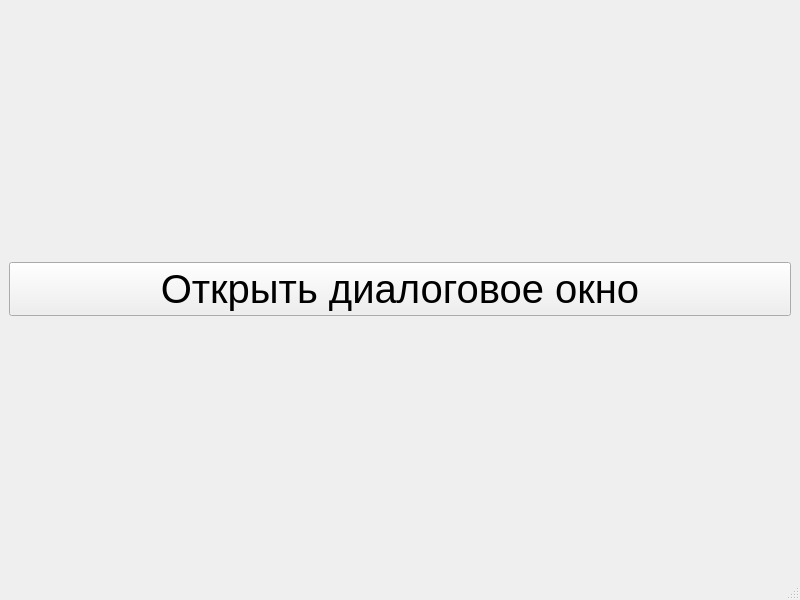
The window that mainwindow.ui (Alisa379/tasks) describes before a commit, drawn with Qt 5.
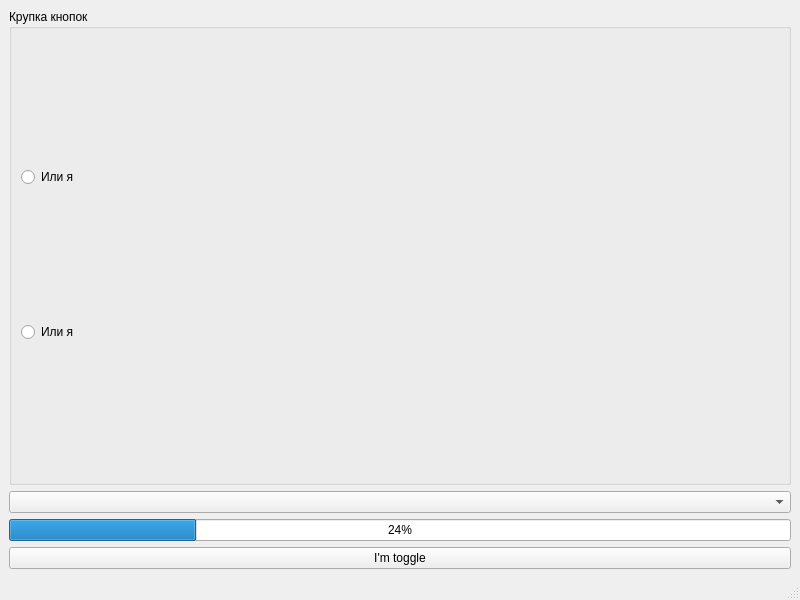
The same window after the commit.

Diff of the .ui file:
```diff
--- a/mainwindow.ui
+++ b/mainwindow.ui
@@ -14,22 +14,44 @@
    <string>MainWindow</string>
   </property>
   <widget class="QWidget" name="centralwidget">
-   <layout class="QGridLayout" name="gridLayout">
-    <item row="0" column="0">
-     <widget class="QPushButton" name="pushButton">
-      <property name="font">
-       <font>
-        <pointsize>30</pointsize>
-       </font>
+   <layout class="QVBoxLayout" name="verticalLayout_2">
+    <item>
+     <widget class="QGroupBox" name="grp_box">
+      <property name="title">
+       <string>Крупка кнопок</string>
       </property>
-      <property name="layoutDirection">
-       <enum>Qt::LeftToRight</enum>
+      <layout class="QVBoxLayout" name="verticalLayout">
+       <item>
+        <widget class="QRadioButton" name="rd_butt1">
+         <property name="text">
+          <string>Или я</string>
+         </property>
+        </widget>
+       </item>
+       <item>
+        <widget class="QRadioButton" name="rd_butt2">
+         <property name="text">
+          <string>Или я</string>
+         </property>
+        </widget>
+       </item>
+      </layout>
+     </widget>
+    </item>
+    <item>
+     <widget class="QComboBox" name="cmb_box"/>
+    </item>
+    <item>
+     <widget class="QProgressBar" name="prg_bar">
+      <property name="value">
+       <number>24</number>
       </property>
-      <property name="autoFillBackground">
-       <bool>false</bool>
-      </property>
+     </widget>
+    </item>
+    <item>
+     <widget class="QPushButton" name="psh_butt">
       <property name="text">
-       <string>Открыть диалоговое окно</string>
+       <string>I'm toggle</string>
       </property>
      </widget>
     </item>
```
Left out of the diff: 2 changed lines with no effect on the pictures.
